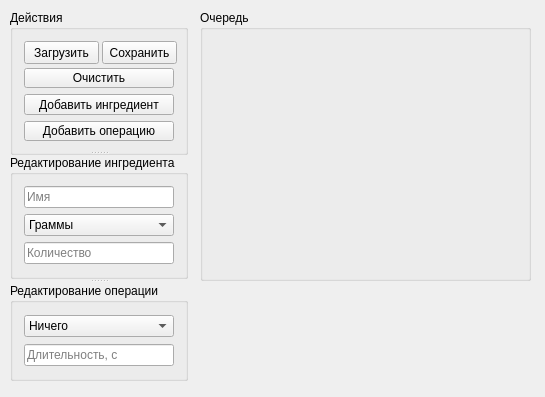
First picture: the form in Project_1/QtGu_CookRobot/QtGu_CookRobot.ui, repository AsciiShell/hse_cs_and_programming, before the edit.
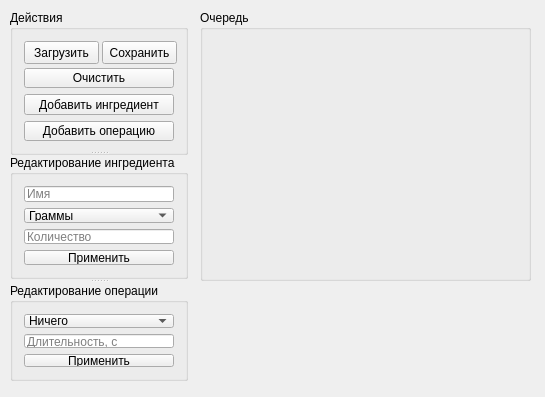
Second picture: the form after the edit.

What changed in the file:
```diff
--- a/Project_1/QtGu_CookRobot/QtGu_CookRobot.ui
+++ b/Project_1/QtGu_CookRobot/QtGu_CookRobot.ui
@@ -51,6 +51,12 @@
       <height>371</height>
      </rect>
     </property>
+    <property name="sizePolicy">
+     <sizepolicy hsizetype="MinimumExpanding" vsizetype="Expanding">
+      <horstretch>0</horstretch>
+      <verstretch>0</verstretch>
+     </sizepolicy>
+    </property>
     <property name="minimumSize">
      <size>
       <width>178</width>
@@ -168,6 +174,13 @@
         </property>
        </widget>
       </item>
+      <item>
+       <widget class="QPushButton" name="pushButton_ingredientApply">
+        <property name="text">
+         <string>Применить</string>
+        </property>
+       </widget>
+      </item>
      </layout>
     </widget>
     <widget class="QGroupBox" name="groupBox_operation">
@@ -234,6 +247,13 @@
         </property>
        </widget>
       </item>
+      <item>
+       <widget class="QPushButton" name="pushButton_operationApply">
+        <property name="text">
+         <string>Применить</string>
+        </property>
+       </widget>
+      </item>
      </layout>
     </widget>
    </widget>
```
